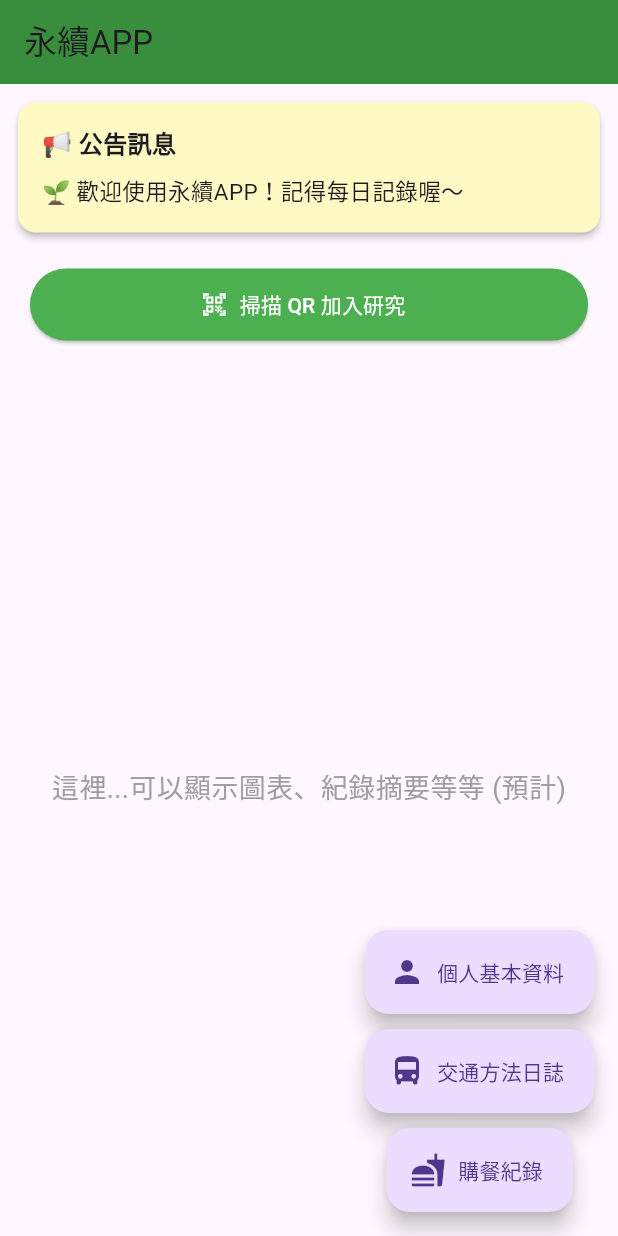
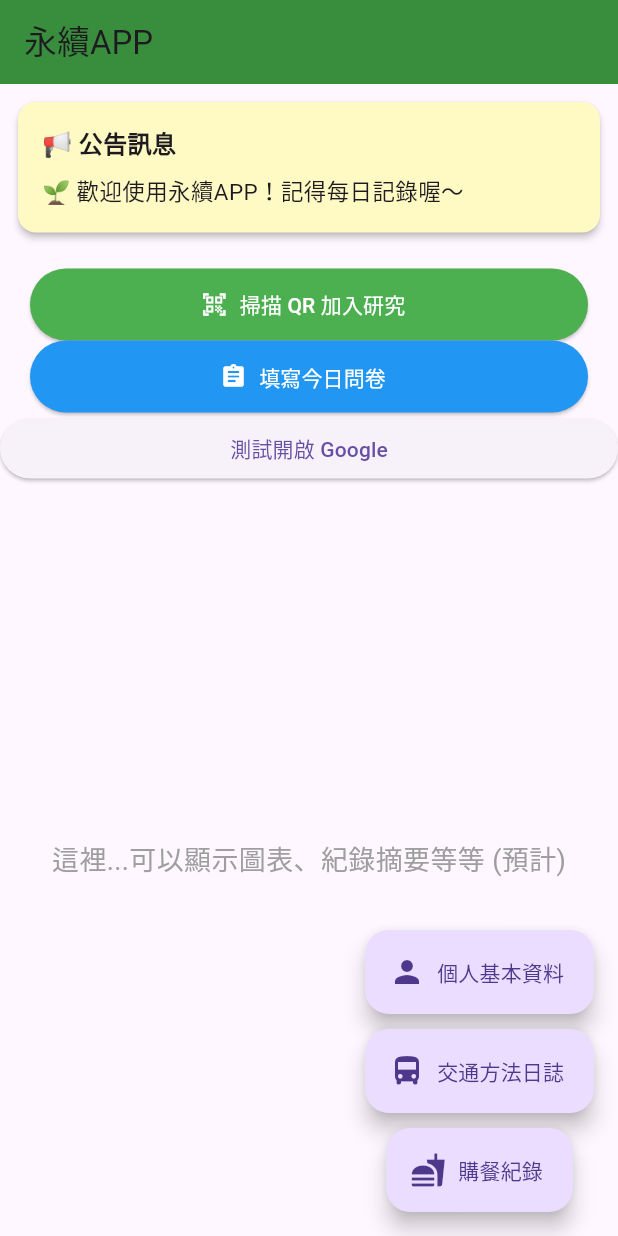
Before and after one commit to RexWei1016/NSYSU_Q_Form, a Flutter app: the screen it shows after launch, on a phone screen of 412 x 824 dp. Run offline on Flutter 3.47's test engine with Material 3 defaults, Android fonts, the light colour scheme and no system bars; our stand-ins replace firebase_core, firebase_messaging, flutter_local_notifications, shared_preferences, sqflite; missing offline and left inert: mobile_scanner; accounts and stored records are empty.

Commit message:
+) 測試查詢問卷與開啟網頁

```diff
--- a/lib/views/home_page.dart
+++ b/lib/views/home_page.dart
@@ -1,9 +1,25 @@
 import 'package:flutter/material.dart';
+import 'package:url_launcher/url_launcher.dart';
 import 'package:provider/provider.dart';
 import '../viewmodels/home_view_model.dart';
+import '../viewmodels/profile_view_model.dart';
 
-class HomePage extends StatelessWidget {
+class HomePage extends StatefulWidget {
   const HomePage({super.key});
+
+  @override
+  State<HomePage> createState() => _HomePageState();
+}
+
+class _HomePageState extends State<HomePage> {
+  @override
+  void initState() {
+    super.initState();
+
+    WidgetsBinding.instance.addPostFrameCallback((_) {
+      context.read<ProfileViewModel>().loadProfileWithReturn();
+    });
+  }
 
   @override
   Widget build(BuildContext context) {
@@ -59,6 +75,48 @@ class HomePage extends StatelessWidget {
               ),
             ),
           ),
+          Padding(
+            padding: const EdgeInsets.symmetric(horizontal: 20.0),
+            child: ElevatedButton.icon(
+              onPressed: () async {
+                final profileVM = context.read<ProfileViewModel>();
+                final urls = await profileVM.getMySurveys();
+                if (urls.isNotEmpty) {
+                  final url = urls.first;
+                  if (await canLaunchUrl(Uri.parse(url))) {
+                    await launchUrl(Uri.parse(url), mode: LaunchMode.externalApplication);
+                  } else {
+                    ScaffoldMessenger.of(context).showSnackBar(
+                      const SnackBar(content: Text('無法開啟問卷連結')),
+                    );
+                  }
+                } else {
+                  ScaffoldMessenger.of(context).showSnackBar(
+                    const SnackBar(content: Text('目前沒有可填寫的問卷')),
+                  );
+                }
+              },
+              icon: const Icon(Icons.assignment),
+              label: const Text('填寫今日問卷'),
+              style: ElevatedButton.styleFrom(
+                backgroundColor: Colors.blue,
+                foregroundColor: Colors.white,
+                minimumSize: const Size.fromHeight(48),
+              ),
+            ),
+          ),
+          ElevatedButton(
+            onPressed: () async {
+              const testUrl = 'https://www.google.com';
+              final uri = Uri.parse(testUrl);
+              if (await canLaunchUrl(uri)) {
+                await launchUrl(uri, mode: LaunchMode.externalApplication);
+              } else {
+                debugPrint('❌ 無法開啟 Google 網頁');
+              }
+            },
+            child: const Text('測試開啟 Google'),
+          ),
 
           // 🔧 可放其他內容
           const Expanded(
--- a/pubspec.yaml
+++ b/pubspec.yaml
@@ -46,6 +46,7 @@ dependencies:
   # The following adds the Cupertino Icons font to your application.
   # Use with the CupertinoIcons class for iOS style icons.
   cupertino_icons: ^1.0.8
+  url_launcher: ^6.3.1
 
 dev_dependencies:
   flutter_test:
```
Also changed, not shown: lib/repositories/SurveyRepository.dart (added, +89 -0 lines), lib/repositories/profile_repository.dart (+8 -2 lines), lib/viewmodels/profile_view_model.dart (+15 -3 lines), lib/views/scan_qr_page.dart (+88 -8 lines), pubspec.lock, 5 other files.
